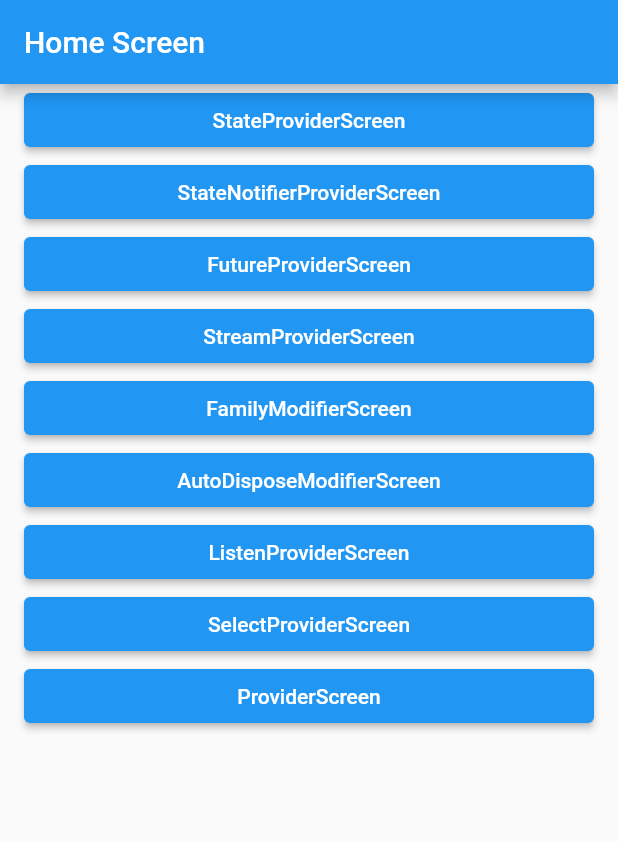
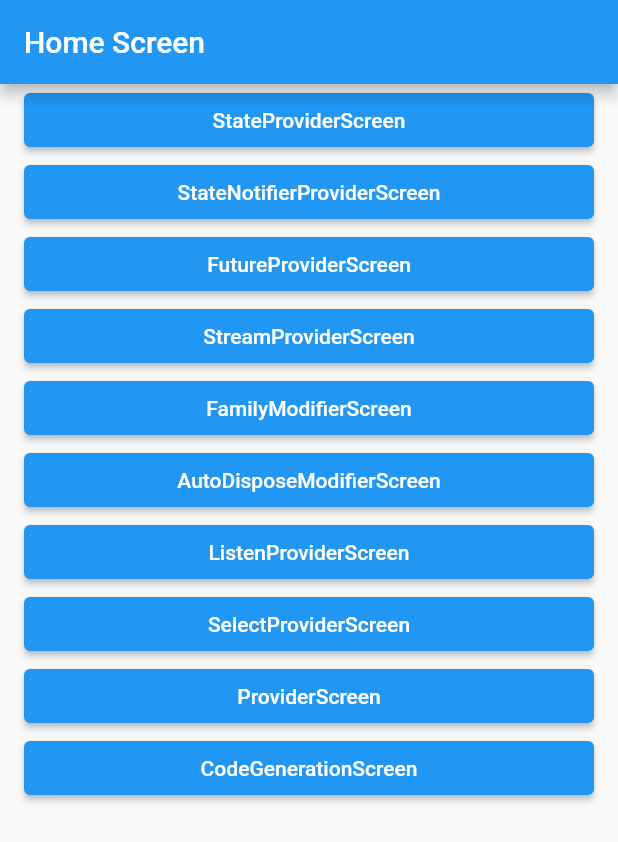
Before and after one commit to DongWooKim97/provider_practice, a Flutter app: the screen it shows after launch, on a phone screen of 412 x 824 dp. Shown: the top 842 px of the screen. Run offline on Flutter 3.47's test engine with Material 2 defaults, Android fonts, the phone set to English and light mode, and no system bars; our stand-ins replace flutter_riverpod, riverpod_annotation; generated files the repository leaves out were written again.

```diff
--- a/lib/screen/home_screen.dart
+++ b/lib/screen/home_screen.dart
@@ -1,6 +1,7 @@
 import 'package:flutter/material.dart';
 import 'package:provider_project/layout/default_layout.dart';
 import 'package:provider_project/screen/auto_dispose_modifier_screen.dart';
+import 'package:provider_project/screen/code_generation_screen.dart';
 import 'package:provider_project/screen/family_modifier_screen.dart';
 import 'package:provider_project/screen/future_provider_screen.dart';
 import 'package:provider_project/screen/listen_provider_screen.dart';
@@ -91,6 +92,14 @@ class HomeScreen extends StatelessWidget {
             },
             child: Text('ProviderScreen'),
           ),
+          ElevatedButton(
+            onPressed: () {
+              Navigator.of(context).push(
+                  MaterialPageRoute(builder: (_) => CodeGenerationScreen())
+              );
+            },
+            child: Text('CodeGenerationScreen'),
+          ),
         ],
       ),
     );
```
Also changed, not shown: lib/riverpod/code_generation_provider.dart (added, +19 -0 lines), lib/screen/code_generation_screen.dart (added, +22 -0 lines), lib/riverpod/code_generation_provider.g.dart (added).
